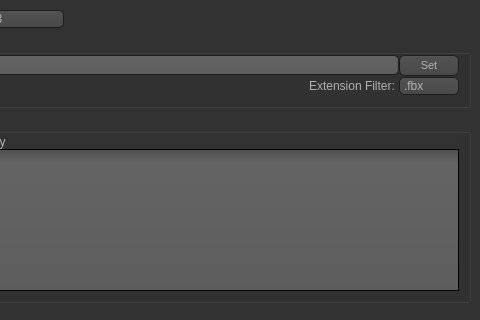
Qt form dcc/packages/oop_dcc/tools/developer/ui/batch_tool.ui (nicholas-silveira/art_pipeline) before a commit; both pictures show x 125 to 605 and y 0 to 320 of the 605 by 562 pixel window.
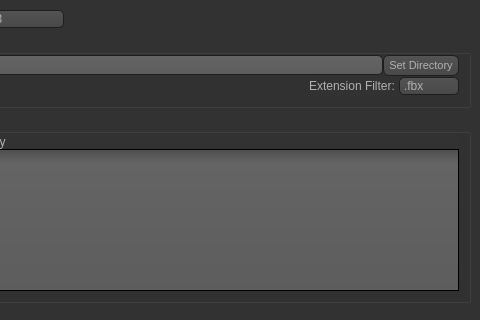
The same form after that commit. Icons and pictures are not drawn.

```diff
--- a/dcc/packages/oop_dcc/tools/developer/ui/batch_tool.ui
+++ b/dcc/packages/oop_dcc/tools/developer/ui/batch_tool.ui
@@ -556,7 +556,7 @@
             </size>
            </property>
            <property name="text">
-            <string>Set</string>
+            <string>Set Directory</string>
            </property>
           </widget>
          </item>
```
Left out of the diff: 2 changed lines with no effect on the pictures.
